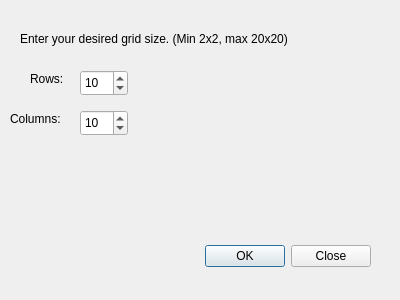
This is GoofyLightsEditor/sizedialog.ui in CS383Team2/Goofy_Lights_Editor as Qt 5 draws it before an edit. The edited form follows.
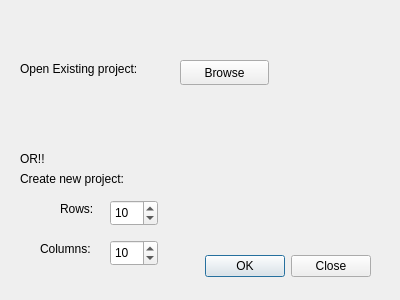
This is the edited form.

Commit message: Existing project dialog update

Diff of the .ui file:
```diff
--- a/GoofyLightsEditor/sizedialog.ui
+++ b/GoofyLightsEditor/sizedialog.ui
@@ -37,9 +37,9 @@
   <widget class="QDialogButtonBox" name="buttonBox">
    <property name="geometry">
     <rect>
-     <x>30</x>
-     <y>240</y>
-     <width>341</width>
+     <x>180</x>
+     <y>250</y>
+     <width>191</width>
      <height>32</height>
     </rect>
    </property>
@@ -53,8 +53,8 @@
   <widget class="QSpinBox" name="spinBox">
    <property name="geometry">
     <rect>
-     <x>80</x>
-     <y>70</y>
+     <x>110</x>
+     <y>200</y>
      <width>48</width>
      <height>26</height>
     </rect>
@@ -72,8 +72,8 @@
   <widget class="QSpinBox" name="spinBox_2">
    <property name="geometry">
     <rect>
-     <x>80</x>
-     <y>110</y>
+     <x>110</x>
+     <y>240</y>
      <width>48</width>
      <height>26</height>
     </rect>
@@ -91,8 +91,8 @@
   <widget class="QLabel" name="label">
    <property name="geometry">
     <rect>
-     <x>30</x>
-     <y>70</y>
+     <x>60</x>
+     <y>200</y>
      <width>51</width>
      <height>17</height>
     </rect>
@@ -104,8 +104,8 @@
   <widget class="QLabel" name="label_2">
    <property name="geometry">
     <rect>
-     <x>10</x>
-     <y>110</y>
+     <x>40</x>
+     <y>240</y>
      <width>71</width>
      <height>17</height>
     </rect>
@@ -118,13 +118,52 @@
    <property name="geometry">
     <rect>
      <x>20</x>
-     <y>30</y>
-     <width>371</width>
+     <y>170</y>
+     <width>161</width>
      <height>17</height>
     </rect>
    </property>
    <property name="text">
-    <string>Enter your desired grid size. (Min 2x2, max 20x20)</string>
+    <string>Create new project:</string>
+   </property>
+  </widget>
+  <widget class="QLabel" name="label_4">
+   <property name="geometry">
+    <rect>
+     <x>20</x>
+     <y>60</y>
+     <width>171</width>
+     <height>17</height>
+    </rect>
+   </property>
+   <property name="text">
+    <string>Open Existing project:</string>
+   </property>
+  </widget>
+  <widget class="QLabel" name="label_5">
+   <property name="geometry">
+    <rect>
+     <x>20</x>
+     <y>150</y>
+     <width>67</width>
+     <height>17</height>
+    </rect>
+   </property>
+   <property name="text">
+    <string>OR!!</string>
+   </property>
+  </widget>
+  <widget class="QPushButton" name="pushButton">
+   <property name="geometry">
+    <rect>
+     <x>180</x>
+     <y>60</y>
+     <width>89</width>
+     <height>25</height>
+    </rect>
+   </property>
+   <property name="text">
+    <string>Browse</string>
    </property>
   </widget>
  </widget>
```
